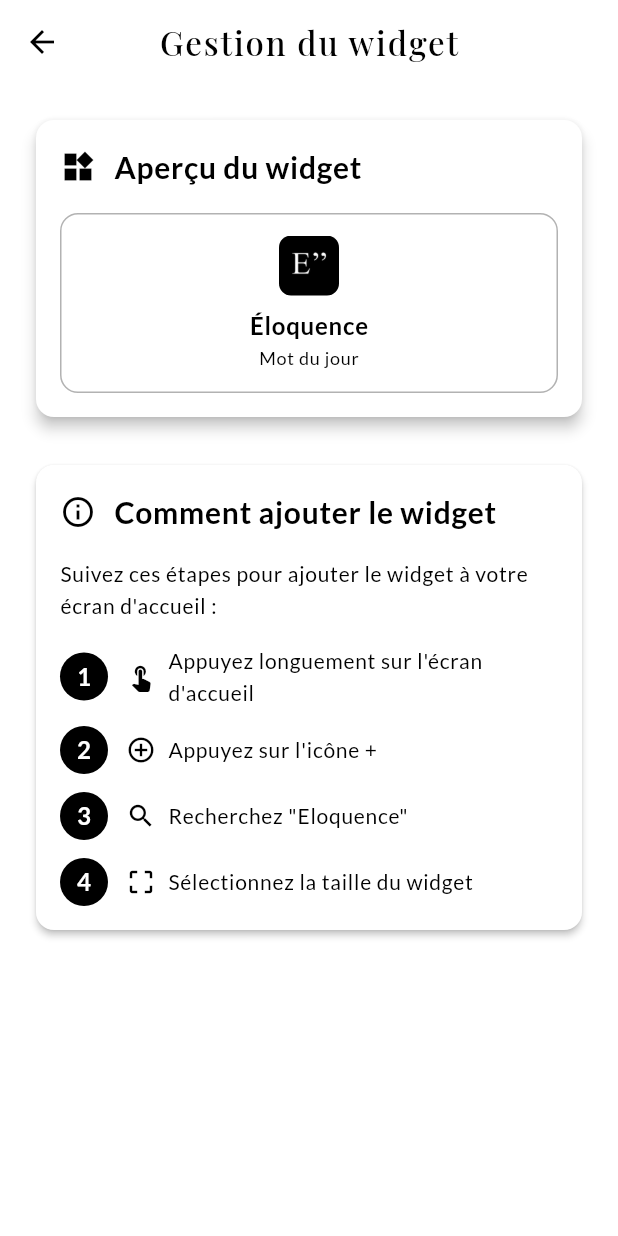
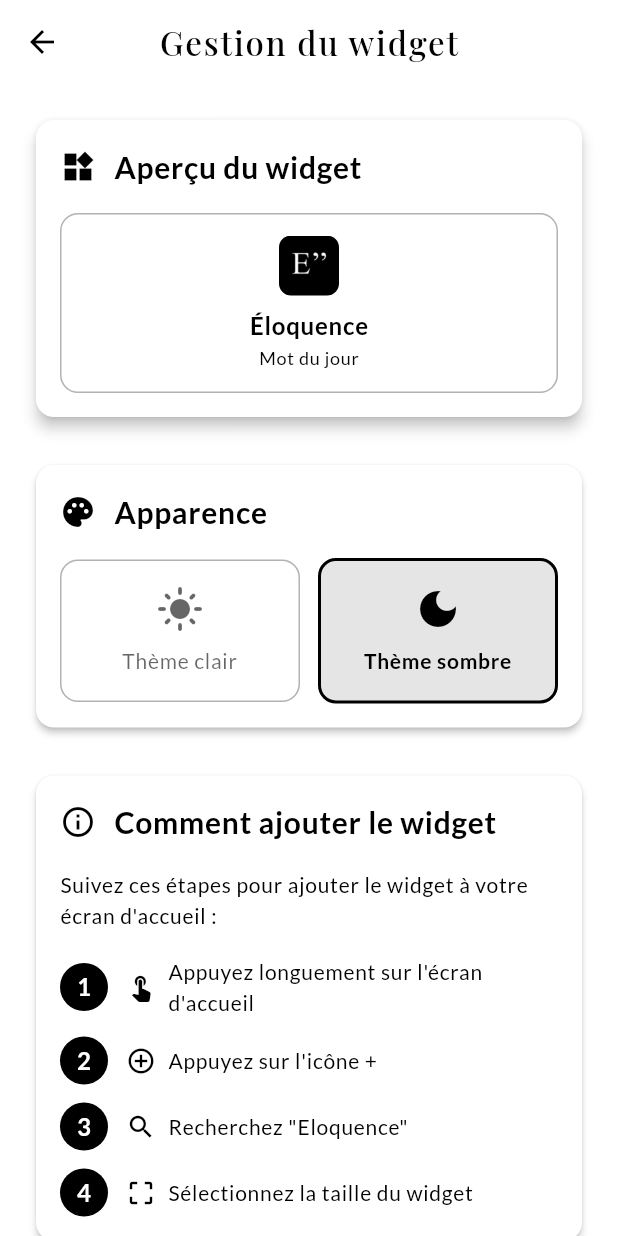
Before and after one commit to nffdev/eloquence, a Flutter app: the WidgetPage screen opened directly, on a phone screen of 412 x 824 dp. Run offline on Flutter 3.47's test engine with Material 3 defaults, Android fonts, the phone set to English and light mode, and no system bars; our stand-ins replace flutter_tts, google_fonts, share_plus, shared_preferences; missing offline and left inert: flutter_dynamic_icon, home_widget; accounts and stored records are empty; network calls fail.

Commit message:
feat(app): added switch widget color

```diff
--- a/app/lib/core/localization/app_translations.dart
+++ b/app/lib/core/localization/app_translations.dart
@@ -50,6 +50,10 @@ class AppTranslations {
     'dark_theme': {
       AppLanguage.french: 'Thème sombre',
       AppLanguage.english: 'Dark theme',
+    },
+    'light_theme': {
+      AppLanguage.french: 'Thème clair',
+      AppLanguage.english: 'Light theme',
     },
     'enabled': {
       AppLanguage.french: 'Activé',
--- a/app/lib/features/settings/presentation/pages/widget_page.dart
+++ b/app/lib/features/settings/presentation/pages/widget_page.dart
@@ -3,6 +3,7 @@ import 'package:provider/provider.dart';
 import '../../../../core/localization/language_provider.dart';
 import '../../../../core/localization/app_translations.dart';
 import '../../../../core/theme/theme_provider.dart';
+import '../../../word_of_the_day/application/widget_service.dart';
 
 class WidgetPage extends StatelessWidget {
   const WidgetPage({super.key});
@@ -112,6 +113,69 @@ class WidgetPage extends StatelessWidget {
                               ),
                             ],
                           ),
+                        ),
+                      ],
+                    ),
+                  ),
+                ),
+
+                const SizedBox(height: 24),
+
+                Card(
+                  elevation: 2,
+                  color: Colors.white,
+                  child: Padding(
+                    padding: const EdgeInsets.all(16),
+                    child: Column(
+                      crossAxisAlignment: CrossAxisAlignment.start,
+                      children: [
+                        Row(
+                          children: [
+                            const Icon(
+                              Icons.palette,
+                              color: Colors.black,
+                              size: 24,
+                            ),
+                            const SizedBox(width: 12),
+                            Text(
+                              AppTranslations.translate('appearance', languageProvider.currentLanguage),
+                              style: const TextStyle(
+                                color: Colors.black,
+                                fontSize: 20,
+                                fontWeight: FontWeight.bold,
+                              ),
+                            ),
+                          ],
+                        ),
+                        const SizedBox(height: 16),
+                        Consumer<ThemeProvider>(
+                          builder: (context, themeProvider, _) {
+                            return Row(
+                              children: [
+                                Expanded(
+                                  child: _buildThemeOption(
+                                    context,
+                                    languageProvider,
+                                    AppTranslations.translate('light_theme', languageProvider.currentLanguage),
+                                    Icons.light_mode,
+                                    false,
+                                    !themeProvider.isDarkMode,
+                                  ),
+                                ),
+                                const SizedBox(width: 12),
+                                Expanded(
+                                  child: _buildThemeOption(
+                                    context,
+                                    languageProvider,
+                                    AppTranslations.translate('dark_theme', languageProvider.currentLanguage),
+                                    Icons.dark_mode,
+                                    true,
+                                    themeProvider.isDarkMode,
+                                  ),
+                                ),
+                              ],
+                            );
+                          },
                         ),
                       ],
                     ),
@@ -235,6 +299,70 @@ class WidgetPage extends StatelessWidget {
     );
   }
 
+  Widget _buildThemeOption(
+    BuildContext context,
+    LanguageProvider languageProvider,
+    String title,
+    IconData icon,
+    bool isDarkTheme,
+    bool isSelected,
+  ) {
+    return GestureDetector(
+      onTap: () async {
+        final themeProvider = Provider.of<ThemeProvider>(context, listen: false);
+        if (isDarkTheme != themeProvider.isDarkMode) {
+          await themeProvider.toggleTheme();
+          await WidgetService.updateTheme(isDarkTheme);
+
+          if (context.mounted) {
+            ScaffoldMessenger.of(context).showSnackBar(
+              SnackBar(
+                content: Text(
+                  isDarkTheme
+                    ? 'Thème sombre appliqué au widget'
+                    : 'Thème clair appliqué au widget',
+                  style: const TextStyle(color: Colors.white),
+                ),
+                backgroundColor: Colors.black,
+                duration: const Duration(seconds: 2),
+              ),
+            );
+          }
+        }
+      },
+      child: Container(
+        padding: const EdgeInsets.all(16),
+        decoration: BoxDecoration(
+          color: isSelected ? Colors.black.withOpacity(0.1) : Colors.transparent,
+          border: Border.all(
+            color: isSelected ? Colors.black : Colors.black.withOpacity(0.3),
+            width: isSelected ? 2 : 1,
+          ),
+          borderRadius: BorderRadius.circular(12),
+        ),
+        child: Column(
+          children: [
+            Icon(
+              icon,
+              color: isSelected ? Colors.black : Colors.black.withOpacity(0.6),
+              size: 32,
+            ),
+            const SizedBox(height: 8),
+            Text(
+              title,
+              style: TextStyle(
+                color: isSelected ? Colors.black : Colors.black.withOpacity(0.6),
+                fontSize: 14,
+                fontWeight: isSelected ? FontWeight.bold : FontWeight.normal,
+              ),
+              textAlign: TextAlign.center,
+            ),
+          ],
+        ),
+      ),
+    );
+  }
+
   Widget _buildBenefitItem(BuildContext context, String text, IconData icon) {
     return Row(
       children: [
```
